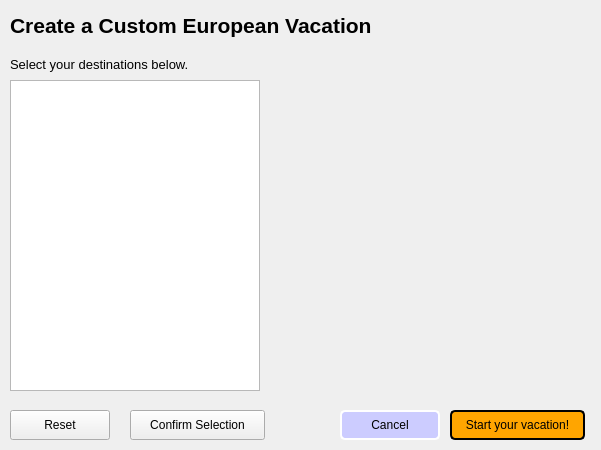
The window that EuropeanVacation/tconfirmcustom.ui (brivero0/TeamMagmar) describes before a commit, drawn with Qt 5.
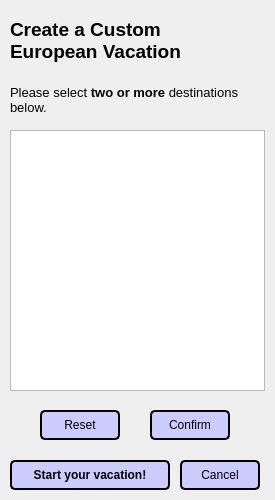
The same window after the commit.

Diff of the .ui file:
```diff
--- a/EuropeanVacation/tconfirmcustom.ui
+++ b/EuropeanVacation/tconfirmcustom.ui
@@ -6,8 +6,8 @@
    <rect>
     <x>0</x>
     <y>0</y>
-    <width>601</width>
-    <height>450</height>
+    <width>275</width>
+    <height>500</height>
    </rect>
   </property>
   <property name="windowTitle">
@@ -18,25 +18,34 @@
     <rect>
      <x>10</x>
      <y>10</y>
-     <width>681</width>
-     <height>31</height>
+     <width>251</width>
+     <height>61</height>
     </rect>
    </property>
    <property name="text">
-    <string>&lt;html&gt;&lt;head/&gt;&lt;body&gt;&lt;p&gt;&lt;span style=&quot; font-size:16pt; font-weight:600;&quot;&gt;Create a Custom European Vacation&lt;/span&gt;&lt;/p&gt;&lt;/body&gt;&lt;/html&gt;</string>
+    <string>&lt;html&gt;&lt;head/&gt;&lt;body&gt;&lt;p&gt;&lt;span style=&quot; font-size:14pt; font-weight:600;&quot;&gt;Create a Custom&lt;br/&gt;European Vacation&lt;/span&gt;&lt;/p&gt;&lt;/body&gt;&lt;/html&gt;</string>
+   </property>
+   <property name="wordWrap">
+    <bool>true</bool>
    </property>
   </widget>
   <widget class="QPushButton" name="startSimulationButton">
    <property name="geometry">
     <rect>
-     <x>450</x>
-     <y>410</y>
-     <width>135</width>
+     <x>10</x>
+     <y>460</y>
+     <width>160</width>
      <height>30</height>
     </rect>
    </property>
+   <property name="font">
+    <font>
+     <weight>75</weight>
+     <bold>true</bold>
+    </font>
+   </property>
    <property name="styleSheet">
-    <string notr="true">background-color:#ffa500;
+    <string notr="true">background-color:#ccccff;
 border-style: solid;
 border-color: black;
 border-width: 2px;
@@ -49,16 +58,16 @@
   <widget class="QPushButton" name="cancelButton">
    <property name="geometry">
     <rect>
-     <x>340</x>
-     <y>410</y>
-     <width>100</width>
+     <x>180</x>
+     <y>460</y>
+     <width>80</width>
      <height>30</height>
     </rect>
    </property>
    <property name="styleSheet">
     <string notr="true">background-color:#ccccff;
 border-style: solid;
-border-color: white;
+border-color: black;
 border-width: 2px;
 border-radius: 5px;</string>
    </property>
@@ -69,12 +78,19 @@
   <widget class="QPushButton" name="resetSelectionButton">
    <property name="geometry">
     <rect>
-     <x>10</x>
+     <x>40</x>
      <y>410</y>
-     <width>100</width>
+     <width>80</width>
      <height>30</height>
     </rect>
    </property>
+   <property name="styleSheet">
+    <string notr="true">background-color:#ccccff;
+border-style: solid;
+border-color: black;
+border-width: 2px;
+border-radius: 5px;</string>
+   </property>
    <property name="text">
     <string>Reset</string>
    </property>
@@ -82,23 +98,30 @@
   <widget class="QPushButton" name="confirmSelectionButon">
    <property name="geometry">
     <rect>
-     <x>130</x>
+     <x>150</x>
      <y>410</y>
-     <width>135</width>
+     <width>80</width>
      <height>30</height>
     </rect>
    </property>
+   <property name="styleSheet">
+    <string notr="true">background-color:#ccccff;
+border-style: solid;
+border-color: black;
+border-width: 2px;
+border-radius: 5px;</string>
+   </property>
    <property name="text">
-    <string>Confirm Selection</string>
+    <string>Confirm</string>
    </property>
   </widget>
   <widget class="QStackedWidget" name="stackedWidget">
    <property name="geometry">
     <rect>
      <x>0</x>
-     <y>50</y>
-     <width>271</width>
-     <height>351</height>
+     <y>70</y>
+     <width>275</width>
+     <height>331</height>
     </rect>
    </property>
    <widget class="QWidget" name="selectCityPage">
@@ -106,9 +129,9 @@
      <property name="geometry">
       <rect>
        <x>10</x>
-       <y>30</y>
-       <width>250</width>
-       <height>311</height>
+       <y>60</y>
+       <width>255</width>
+       <height>261</height>
       </rect>
      </property>
      <property name="sizePolicy">
@@ -137,13 +160,16 @@
      <property name="geometry">
       <rect>
        <x>10</x>
-       <y>5</y>
-       <width>250</width>
-       <height>20</height>
+       <y>10</y>
+       <width>251</width>
+       <height>41</height>
       </rect>
      </property>
      <property name="text">
-      <string>&lt;html&gt;&lt;head/&gt;&lt;body&gt;&lt;p&gt;&lt;span style=&quot; font-size:10pt;&quot;&gt;Select your destinations below.&lt;/span&gt;&lt;/p&gt;&lt;/body&gt;&lt;/html&gt;</string>
+      <string>&lt;html&gt;&lt;head/&gt;&lt;body&gt;&lt;p&gt;&lt;span style=&quot; font-size:10pt;&quot;&gt;Please select &lt;/span&gt;&lt;span style=&quot; font-size:10pt; font-weight:600;&quot;&gt;two or more&lt;/span&gt;&lt;span style=&quot; font-size:10pt;&quot;&gt; destinations below.&lt;/span&gt;&lt;/p&gt;&lt;/body&gt;&lt;/html&gt;</string>
+     </property>
+     <property name="wordWrap">
+      <bool>true</bool>
      </property>
     </widget>
    </widget>
```
Left out of the diff: 9 changed lines with no effect on the pictures.
